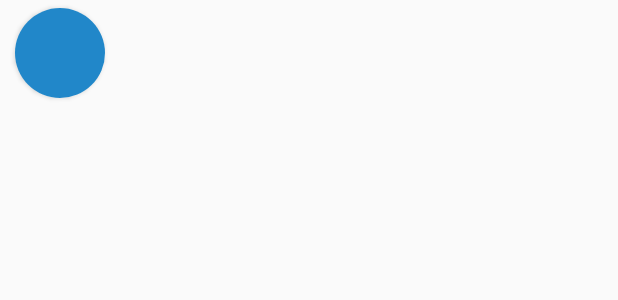
After one commit to rishabh-hub/Fitness2020, an Android app: the layout our_client_layout.xml on its own in the app's theme, with its tools: preview values and no code run, on a phone screen of 412 x 824 dp. The commit adds this screen. Shown: the top 300 px of the screen. Run offline under Robolectric (Android 15) with nearby library versions, the phone set to English and light mode, and no system bars.

Commit message:
client added( adapter,model,layout)

```diff
--- a/app/src/main/res/layout/home_fragment_fitnessat_work_tab.xml
+++ b/app/src/main/res/layout/home_fragment_fitnessat_work_tab.xml
@@ -149,7 +149,7 @@
                     android:layout_marginLeft="10dp"
                     android:layout_centerVertical="true"
                     android:text="**customised plans available for group workouts"
-                    android:textSize="14sp"
+                    android:textSize="12sp"
                     android:fontFamily="@font/metropolisblack"/>
             </RelativeLayout>
 
--- /dev/null
+++ b/app/src/main/res/layout/our_client_layout.xml
@@ -0,0 +1,15 @@
+<?xml version="1.0" encoding="utf-8"?>
+<androidx.cardview.widget.CardView xmlns:android="http://schemas.android.com/apk/res/android"
+    android:layout_width="60dp"
+    android:layout_height="60dp"
+    xmlns:app="http://schemas.android.com/apk/res-auto"
+    android:layout_marginHorizontal="10dp"
+    app:cardCornerRadius="30dp"
+    android:layout_marginVertical="5dp">
+    <ImageView
+        android:layout_width="match_parent"
+        android:layout_height="match_parent"
+        android:background="@color/colorPrimary"
+        android:id="@+id/client_image"/>
+
+</androidx.cardview.widget.CardView>
```
Also changed, not shown: app/src/main/java/com/example/fitness2020/Adapters/HomePageClientAdapter.java (added, +53 -0 lines), app/src/main/java/com/example/fitness2020/Models/ClientModel.java (added, +17 -0 lines), app/src/main/java/com/example/fitness2020/fragments/HomeFitnessatWorkTab.java (+32 -29 lines).
